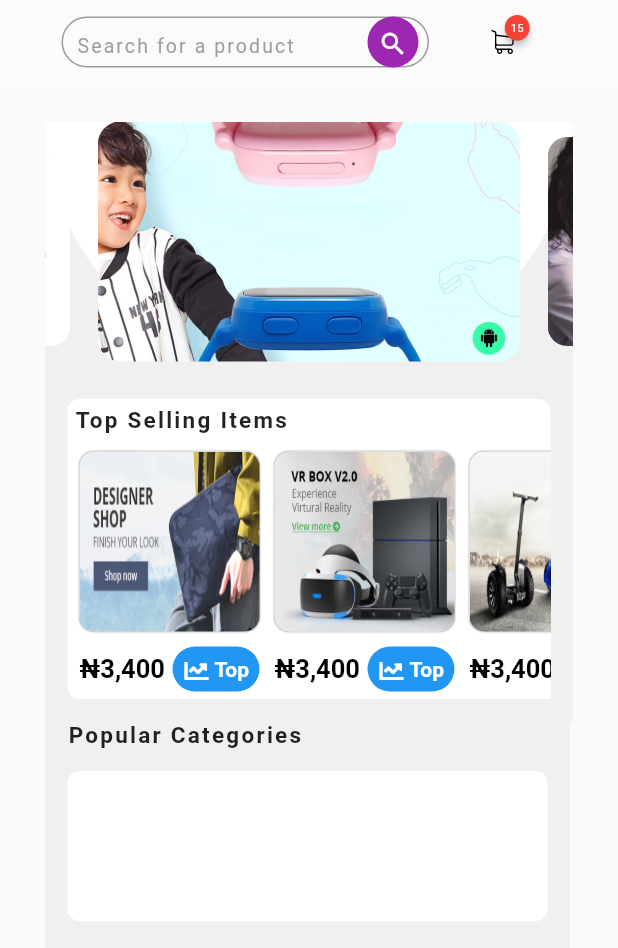
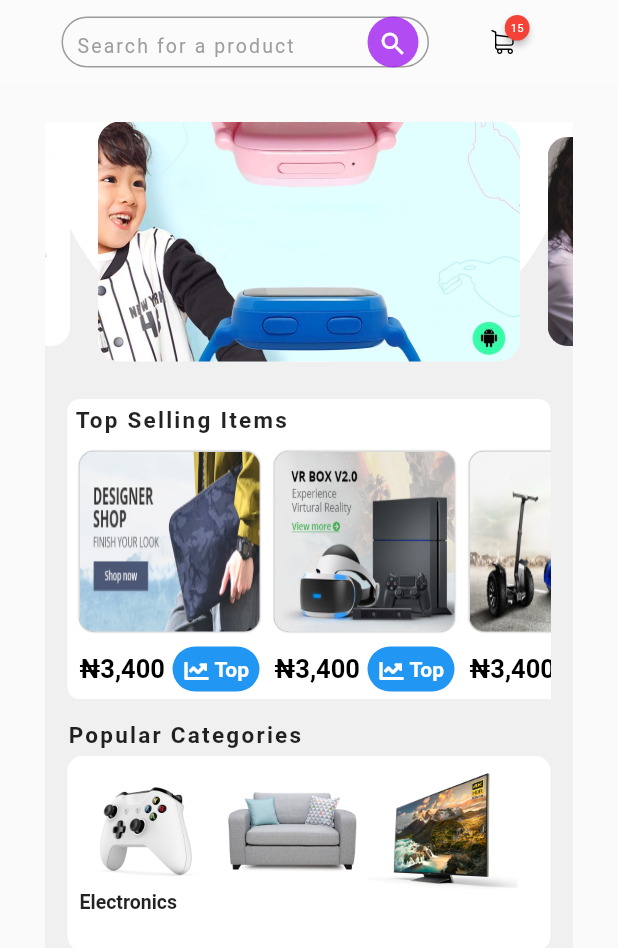
Before and after one commit to JideijeEmeka/shopping_app, a Flutter app: the screen it shows after launch, on a phone screen of 412 x 824 dp. Shown: the top 948 px of the screen. Run offline on Flutter 3.47's test engine with Material 2 defaults, Android fonts, the phone set to English and light mode, and no system bars; drawn by our look-alikes of badges, carousel_slider; our stand-ins replace flutter_svg, font_awesome_flutter.

Commit message:
updated popular categories

```diff
--- a/lib/views/homescreen.dart
+++ b/lib/views/homescreen.dart
@@ -9,6 +9,8 @@ class HomeScreen extends StatefulWidget {
   @override
   _HomeScreenState createState() => _HomeScreenState();
 }
+
+Color c = const Color.fromRGBO(160, 32, 240, 0.8);
 
 class _HomeScreenState extends State<HomeScreen> {
   @override
@@ -29,7 +31,7 @@ class _HomeScreenState extends State<HomeScreen> {
                   decoration: InputDecoration(
                       suffixIcon: CircleAvatar(
                         radius: 10,
-                        backgroundColor: Colors.purple,
+                        backgroundColor: c,
                         child: Container(
                           child: IconButton(
                               onPressed: () {},
@@ -89,7 +91,6 @@ class _HomeScreenState extends State<HomeScreen> {
                 color: Colors.grey.withOpacity(0.11),
                 margin: EdgeInsets.symmetric(horizontal: 30),
                 height: 230,
-                width: 350,
                 child: Column(
                   crossAxisAlignment: CrossAxisAlignment.start,
                   children: [
@@ -102,18 +103,59 @@ class _HomeScreenState extends State<HomeScreen> {
                             letterSpacing: 1.5,
                           )),
                     ),
+                    SizedBox(
+                      height: 5,
+                    ),
                     Container(
-                      height: 100,
-                      margin: EdgeInsets.all(15),
+                      height: 130,
+                      margin: EdgeInsets.symmetric(horizontal: 15),
                       decoration: BoxDecoration(
-                        borderRadius: BorderRadius.circular(8),
+                        borderRadius: BorderRadius.circular(10),
                         color: Colors.white,
                       ),
-                      child: Row(
+                      child: Stack(
                         children: [
-                          // Image.asset('name'),
-                          // Image.asset('name'),
-                          // Image.asset('name'),
+                          Expanded(
+                            child: Row(
+                              children: [
+                                ClipRRect(
+                                  borderRadius: BorderRadius.circular(10),
+                                  child: Image.asset(
+                                    'assets/images/digital_10.jpg',
+                                    height: 100,
+                                    width: 100,
+                                  ),
+                                ),
+                                Image.asset(
+                                  'assets/images/furniture_05.jpg',
+                                  height: 100,
+                                  width: 100,
+                                ),
+                                ClipRRect(
+                                  borderRadius: BorderRadius.circular(10),
+                                  child: Image.asset(
+                                    'assets/images/digital_08.jpg',
+                                    height: 100,
+                                    width: 100,
+                                  ),
+                                ),
+                              ],
+                            ),
+                          ),
+                          Positioned(
+                            bottom: 25,
+                            child: Container(
+                                margin: EdgeInsets.symmetric(horizontal: 8),
+                                decoration: BoxDecoration(
+                                  borderRadius: BorderRadius.circular(10),
+                                  color: Colors.white,
+                                ),
+                                child: Text('Electronics',
+                                    style: TextStyle(
+                                      fontSize: 13,
+                                      fontWeight: FontWeight.w600,
+                                    ))),
+                          ),
                         ],
                       ),
                     ),
```
Also changed, not shown: assets/images/digital_08.jpg (added), assets/images/digital_10.jpg (added).
